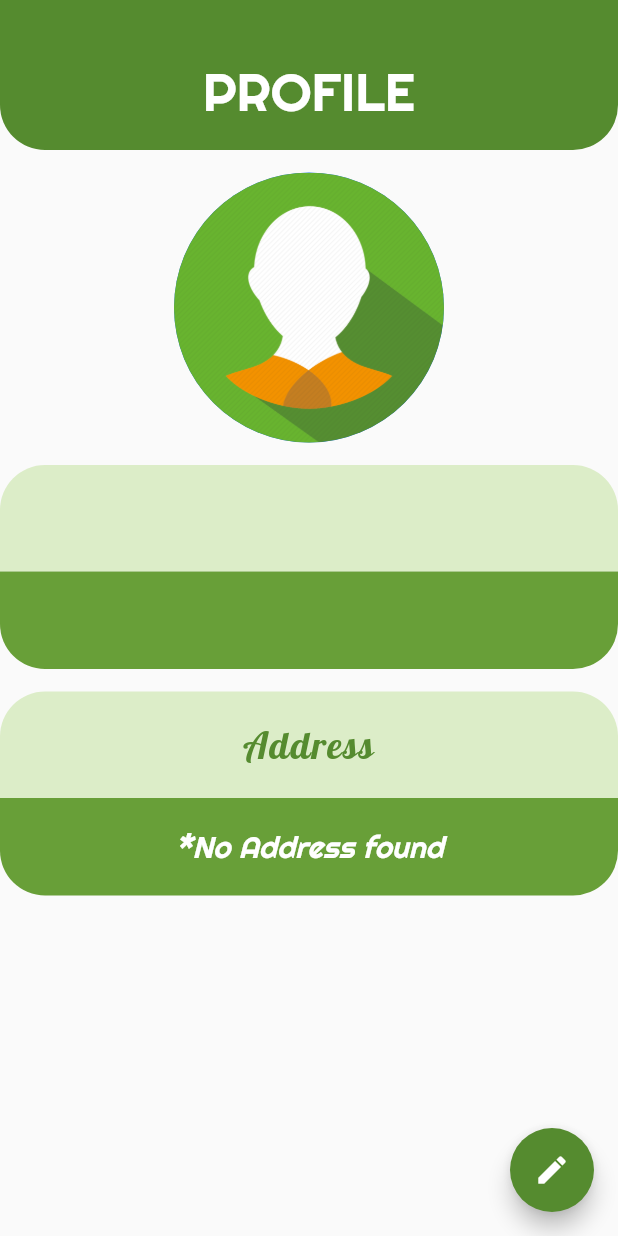
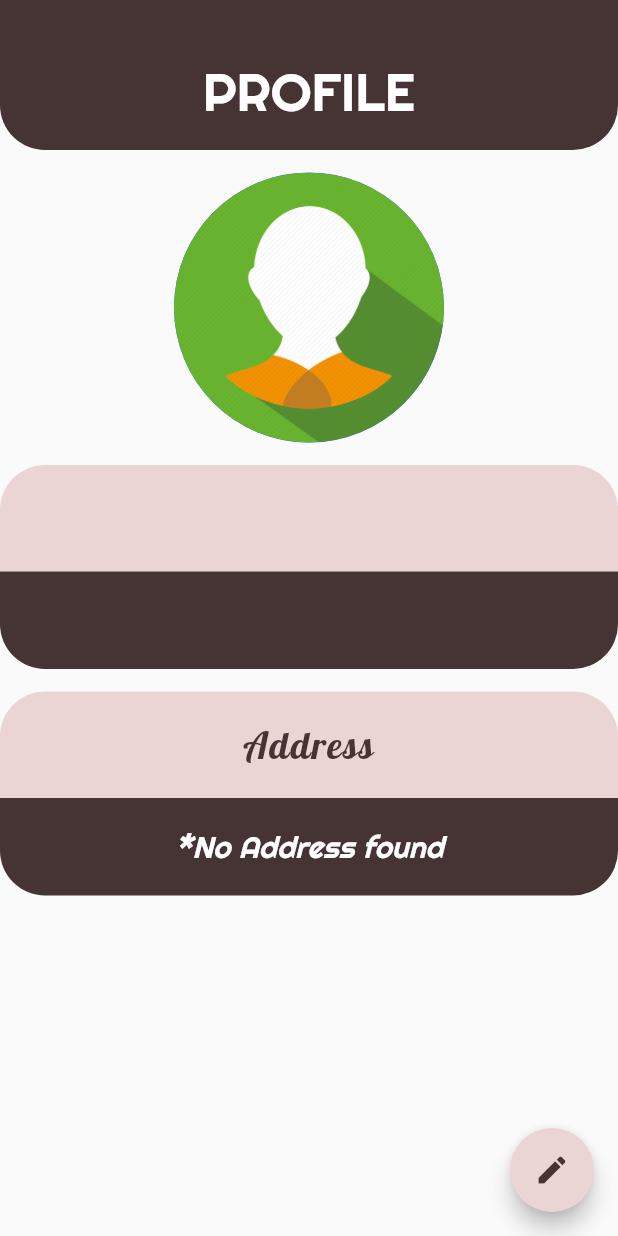
Before and after one commit to sinharohan2000/grocery_app, a Flutter app: the profileGetPage screen opened directly, on a phone screen of 412 x 824 dp. Run offline on Flutter 3.47's test engine with Material 2 defaults, Android fonts, the phone set to English and light mode, and no system bars; our stand-ins replace animated_text_kit, cloud_firestore, firebase_auth, firebase_core, geolocator, google_maps_flutter and 3 more; accounts and stored records are empty.

```diff
--- a/lib/constants.dart
+++ b/lib/constants.dart
@@ -12,8 +12,8 @@ const kHomeScreenCardDecoration = BoxDecoration(
     BoxShadow(
       color: Colors.black,
       offset: Offset(1.0, 4.0),
-      blurRadius: 10.0,
-      spreadRadius: 5.0,
+      blurRadius: 8.0,
+      spreadRadius: 1.0,
     ),
   ],
   borderRadius: BorderRadius.all(Radius.circular(20)),
--- a/lib/main.dart
+++ b/lib/main.dart
@@ -31,7 +31,6 @@ class MyHomePage extends StatefulWidget {
   _MyHomePageState createState() => _MyHomePageState();
 }
 class _MyHomePageState extends State<MyHomePage> {
-
 
   @override
   Widget build(BuildContext context) {
--- a/lib/screens/cart_screen.dart
+++ b/lib/screens/cart_screen.dart
@@ -71,6 +71,9 @@ class _CheckoutButtonState extends State<CheckoutButton> {
       builder: (BuildContext context) {
         return AlertDialog(
           title: Text('Confirm'),
+          shape: RoundedRectangleBorder(
+            borderRadius: BorderRadius.circular(10),
+          ),
           content: SingleChildScrollView(
             child: ListBody(
               children: <Widget>[
@@ -106,6 +109,9 @@ class _CheckoutButtonState extends State<CheckoutButton> {
       builder: (BuildContext context) {
         return AlertDialog(
           title: Text('Order confirmed'),
+          shape: RoundedRectangleBorder(
+            borderRadius: BorderRadius.circular(10),
+          ),
           content: SingleChildScrollView(
             child: ListBody(
               children: <Widget>[
--- a/lib/screens/fruits-screen.dart
+++ b/lib/screens/fruits-screen.dart
@@ -19,7 +19,6 @@ class FruitScreen extends StatefulWidget {
 }
 
 class _FruitScreenState extends State<FruitScreen> {
-  int _indexCurrent = 0;
   final _auth = FirebaseAuth.instance;
   User loggedInUser;
 
--- a/lib/screens/home_screen.dart
+++ b/lib/screens/home_screen.dart
@@ -36,12 +36,12 @@ class _HomeScreenState extends State<HomeScreen> {
     return Scaffold(
       backgroundColor: Colors.brown[50],
       appBar: AppBar(
-        backgroundColor: Colors.brown[600],
+        backgroundColor: Color.fromRGBO(70, 51, 51, 1),
         title: Text(
-            'Small Basket',
+          'Small Basket',
           style: TextStyle(
             fontWeight: FontWeight.bold,
-            fontSize: 30.0,
+            fontSize: 25.0,
             fontFamily: 'SansitaSwashed',
             letterSpacing: 2.0,
           ),
--- a/lib/screens/profile.dart
+++ b/lib/screens/profile.dart
@@ -71,7 +71,7 @@ class _profileGetPageState extends State<profileGetPage> {
               children: <Widget>[
                 Container(
                   decoration: BoxDecoration(
-                    color: Colors.lightGreen[800],
+                    color: Color.fromRGBO(70, 51, 51, 1),
                     borderRadius: BorderRadius.only(
                         bottomLeft: Radius.circular(30),
                         bottomRight: Radius.circular(30)),
@@ -110,7 +110,7 @@ class _profileGetPageState extends State<profileGetPage> {
                 ),
                 Container(
                   decoration: BoxDecoration(
-                    color: Colors.lightGreen[100],
+                    color: Color.fromRGBO(235, 212, 212, 1),
                     borderRadius: BorderRadius.only(
                       topLeft: Radius.circular(30),
                       topRight: Radius.circular(30),
@@ -125,14 +125,14 @@ class _profileGetPageState extends State<profileGetPage> {
                           fontFamily: 'Lobster',
                           letterSpacing: 1,
                           fontSize: 25,
-                          color: Colors.lightGreen[800]),
+                          color: Color.fromRGBO(70, 51, 51, 1)),
                     ),
                   ),
                   width: double.infinity,
                 ),
                 Container(
                   decoration: BoxDecoration(
-                    color: Colors.lightGreen[700],
+                    color: Color.fromRGBO(70, 51, 51, 1),
                     borderRadius: BorderRadius.only(
                         bottomLeft: Radius.circular(30),
                         bottomRight: Radius.circular(30)),
@@ -157,7 +157,7 @@ class _profileGetPageState extends State<profileGetPage> {
                 ),
                 Container(
                   decoration: BoxDecoration(
-                    color: Colors.lightGreen[100],
+                    color: Color.fromRGBO(235, 212, 212, 1),
                     borderRadius: BorderRadius.only(
                       topLeft: Radius.circular(30),
                       topRight: Radius.circular(30),
@@ -172,14 +172,14 @@ class _profileGetPageState extends State<profileGetPage> {
                           fontFamily: 'Lobster',
                           letterSpacing: 1,
                           fontSize: 25,
-                          color: Colors.lightGreen[800]),
+                          color: Color.fromRGBO(70, 51, 51, 1)),
                     ),
                   ),
                   width: double.infinity,
                 ),
                 Container(
                   decoration: BoxDecoration(
-                    color: Colors.lightGreen[700],
+                    color: Color.fromRGBO(70, 51, 51, 1),
                     borderRadius: BorderRadius.only(
                         bottomLeft: Radius.circular(30),
                         bottomRight: Radius.circular(30)),
@@ -222,8 +222,9 @@ class _profileGetPageState extends State<profileGetPage> {
         },
         child: Icon(
           Icons.mode_edit,
+          color: Color.fromRGBO(70, 51, 51, 1),
         ),
-        backgroundColor: Colors.lightGreen[800],
+        backgroundColor: Color.fromRGBO(235, 212, 212, 1),
       ),
     );
   }
```
Also changed, not shown: lib/authentication.dart (+1 -6 lines), lib/screens/login-page.dart (+0 -7 lines).
